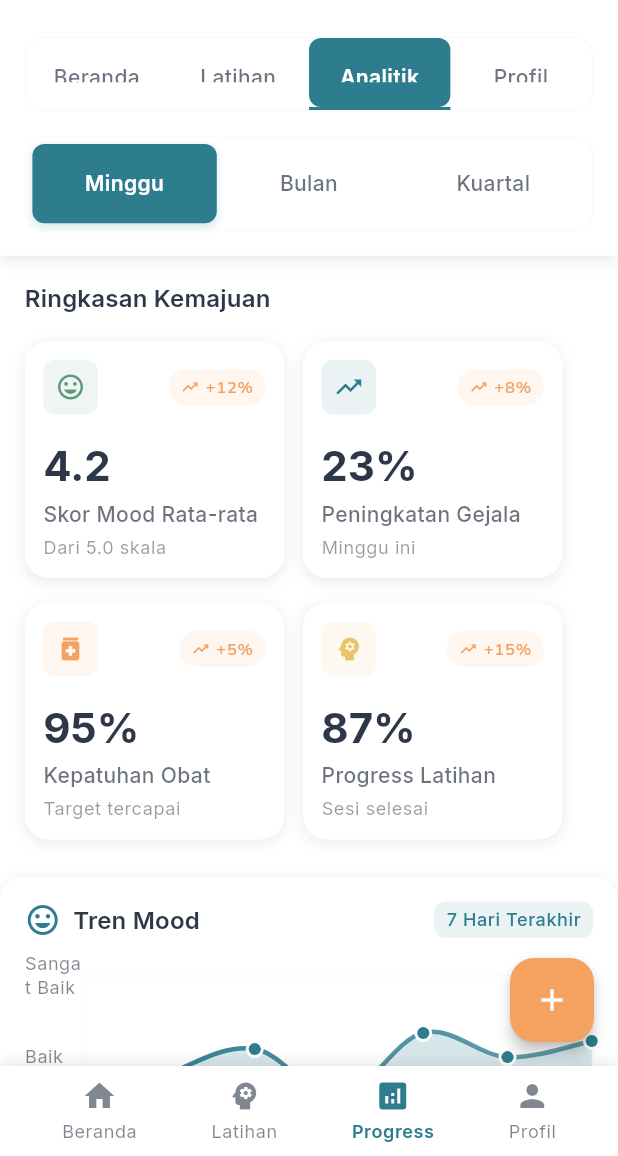
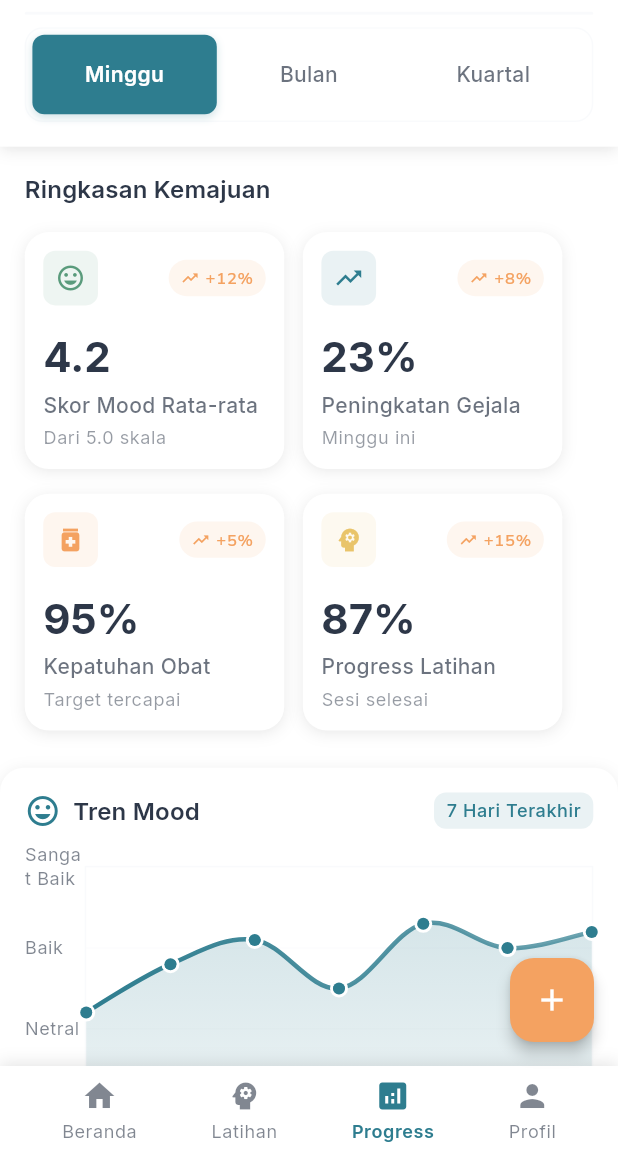
Before and after one commit to natiarap/adhd-therapy, a Flutter app: the MoodAndProgressAnalytics screen opened by its route, on a phone screen of 412 x 824 dp, the part 80-1236 px from its top. Run offline on Flutter 3.47's test engine with Material 3 defaults, Android fonts, the phone set to English and light mode, and no system bars; drawn by our look-alikes of fl_chart; our stand-ins replace cached_network_image, file_picker, flutter_svg, google_fonts, sizer; missing offline and left inert: universal_html.

Commit message:
update halaman progress

```diff
--- a/lib/presentation/mood_and_progress_analytics/mood_and_progress_analytics.dart
+++ b/lib/presentation/mood_and_progress_analytics/mood_and_progress_analytics.dart
@@ -205,9 +205,9 @@ class _MoodAndProgressAnalyticsState extends State<MoodAndProgressAnalytics>
               ),
             ],
           ),
-          SizedBox(height: 3.h),
+          SizedBox(height: 1.h),
           _buildTabBar(context),
-          SizedBox(height: 2.h),
+          SizedBox(height: 1.h),
           TimePeriodSelector(
             selectedPeriod: _selectedPeriod,
             onPeriodChanged: (period) {
@@ -233,46 +233,7 @@ class _MoodAndProgressAnalyticsState extends State<MoodAndProgressAnalytics>
           color: colorScheme.outline.withValues(alpha: 0.2),
         ),
       ),
-      child: TabBar(
-        controller: _tabController,
-        isScrollable: false,
-        indicatorColor: Colors.transparent,
-        dividerColor: Colors.transparent,
-        labelPadding: EdgeInsets.zero,
-        tabs: [
-          _buildTab('Beranda', 0),
-          _buildTab('Latihan', 1),
-          _buildTab('Analitik', 2),
-          _buildTab('Profil', 3),
-        ],
-      ),
-    );
-  }
 
-  Widget _buildTab(String title, int index) {
-    final theme = Theme.of(context);
-    final colorScheme = theme.colorScheme;
-    final isSelected = _tabController.index == index;
-
-    return Tab(
-      child: Container(
-        width: double.infinity,
-        padding: EdgeInsets.symmetric(vertical: 2.h),
-        decoration: BoxDecoration(
-          color: isSelected ? colorScheme.primary : Colors.transparent,
-          borderRadius: BorderRadius.circular(8),
-        ),
-        child: Text(
-          title,
-          textAlign: TextAlign.center,
-          style: theme.textTheme.bodyMedium?.copyWith(
-            color: isSelected
-                ? colorScheme.onPrimary
-                : colorScheme.onSurface.withValues(alpha: 0.7),
-            fontWeight: isSelected ? FontWeight.w600 : FontWeight.w500,
-          ),
-        ),
-      ),
     );
   }
 
```
